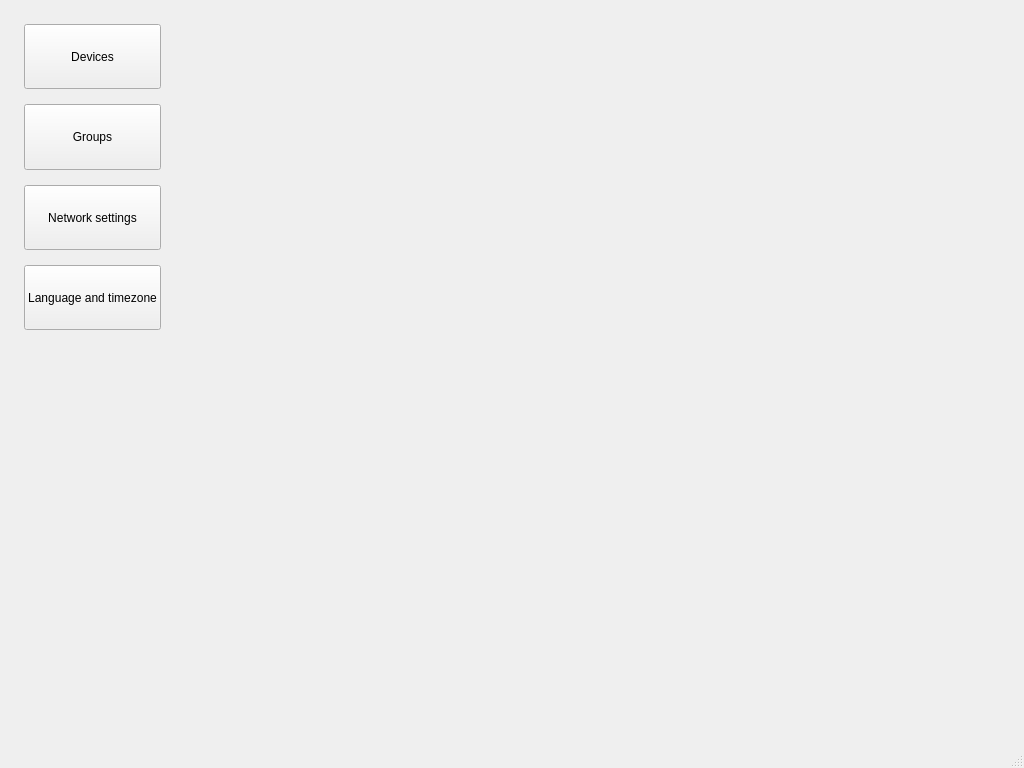
Qt form modbus-app/ui/MainWindow.ui (matus-u/sz-modbus) before a commit.
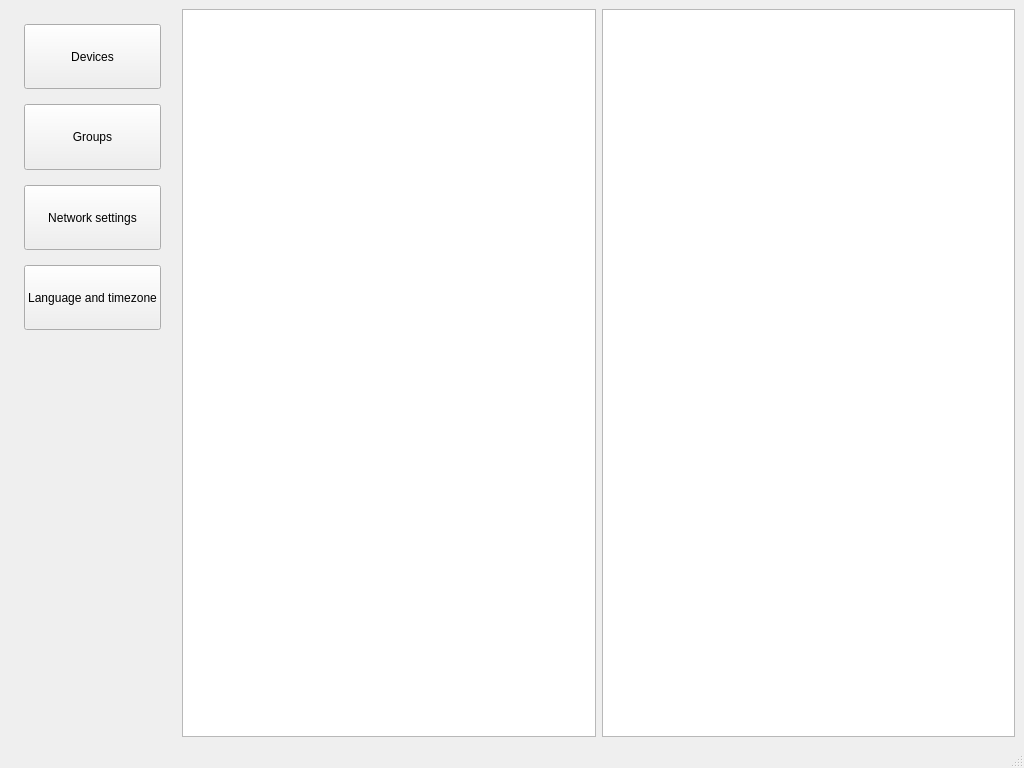
The same form after that commit.

Commit message: implement tree model for devices

The edit to the form file:
```diff
--- a/modbus-app/ui/MainWindow.ui
+++ b/modbus-app/ui/MainWindow.ui
@@ -121,14 +121,10 @@
      </widget>
     </item>
     <item>
-     <widget class="QStackedWidget" name="stackedWidget">
-      <property name="frameShape">
-       <enum>QFrame::NoFrame</enum>
-      </property>
-      <property name="currentIndex">
-       <number>-1</number>
-      </property>
-     </widget>
+     <widget class="QTreeView" name="treeView"/>
+    </item>
+    <item>
+     <widget class="QColumnView" name="columnView"/>
     </item>
    </layout>
   </widget>
```
The commit also changes 6 other files.
